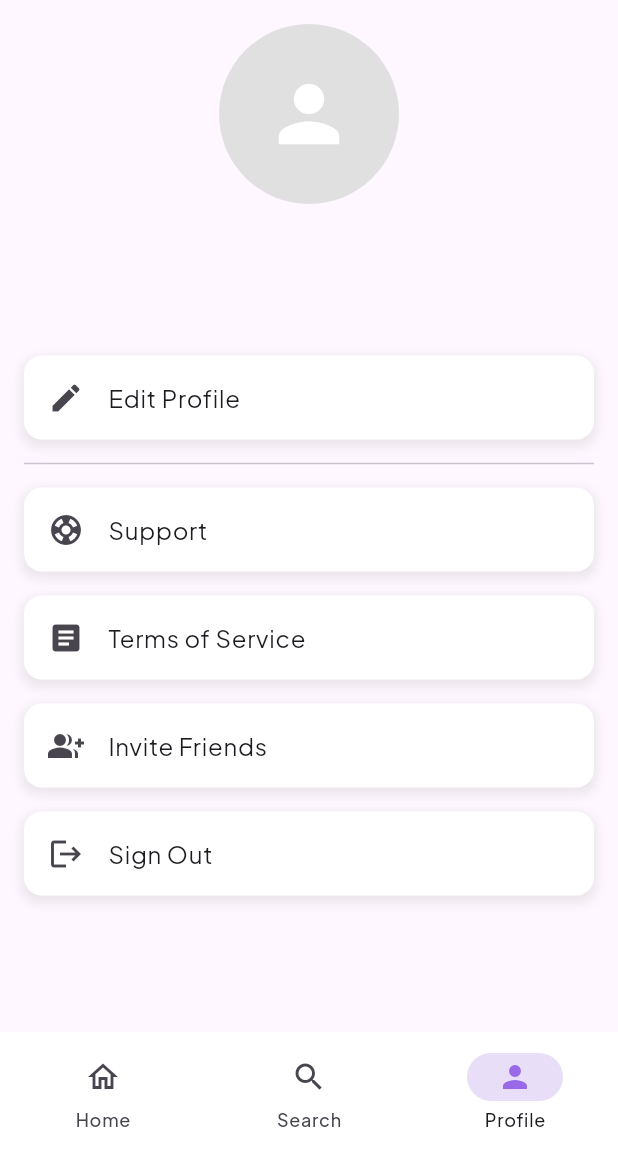
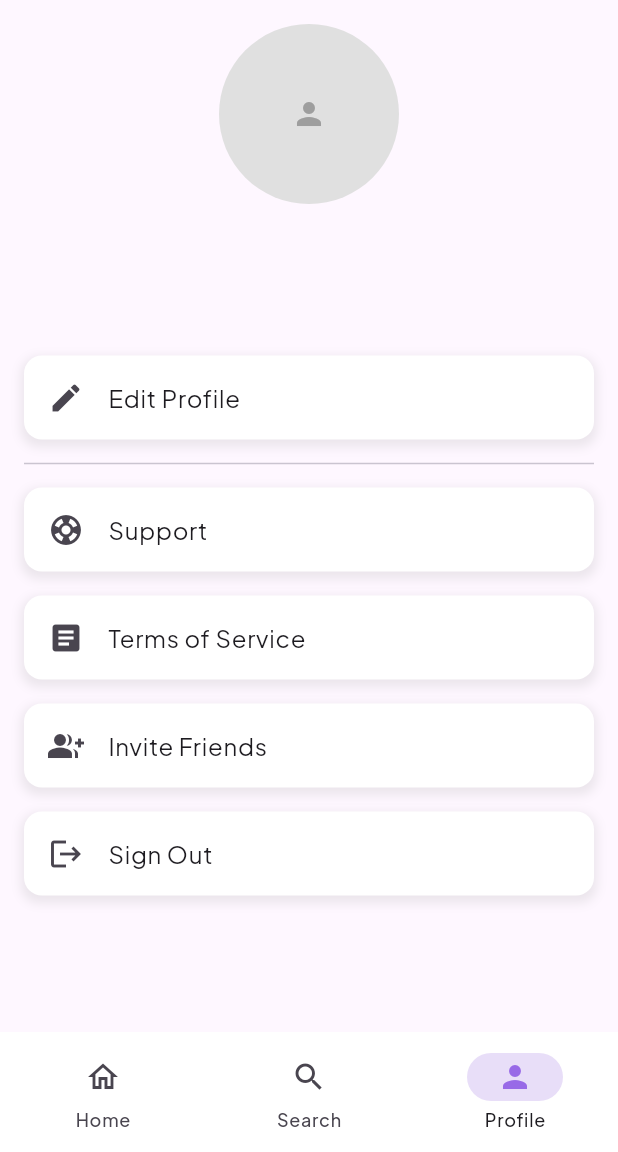
Before and after one commit to Rajvardhan-Desai/AlumniConnect, a Flutter app: the screen it shows once a user with an empty profile is signed in, item 3 of the bottom bar chosen, on a phone screen of 412 x 824 dp, the part 84-1236 px from its top. Run offline on Flutter 3.47's test engine with Material 3 defaults, Android fonts, the phone set to English and light mode, and no system bars; our stand-ins replace cached_network_image, firebase_auth, firebase_core, firebase_database, firebase_storage, flutter_blurhash and 4 more; missing offline and left inert: blurhash_dart; accounts and stored records are empty.

Commit message:
minor fix

```diff
--- a/lib/screens/home_screen.dart
+++ b/lib/screens/home_screen.dart
@@ -33,15 +33,15 @@ class HomeScreenState extends ConsumerState<HomeScreen> {
 
     WidgetsBinding.instance.addPostFrameCallback((_) {
       userNotifier.fetchUserData().catchError((error) {
-        _showErrorSnackbar(error.toString());
+        _showErrorSnackBar(error.toString());
       });
       birthdayNotifier.fetchUpcomingBirthdays().catchError((error) {
-        _showErrorSnackbar(error.toString());
+        _showErrorSnackBar(error.toString());
       });
     });
   }
 
-  void _showErrorSnackbar(String message) {
+  void _showErrorSnackBar(String message) {
     ScaffoldMessenger.of(context).showSnackBar(
       SnackBar(
         content: Text(message),
--- a/lib/screens/profile_page.dart
+++ b/lib/screens/profile_page.dart
@@ -2,14 +2,14 @@ import 'package:cached_network_image/cached_network_image.dart';
 import 'package:flutter/material.dart';
 import 'package:firebase_auth/firebase_auth.dart';
 import 'package:alumniconnect/screens/edit_profile_screen.dart';
-import 'package:flutter_blurhash/flutter_blurhash.dart';
+import 'package:alumniconnect/widgets/user_avatar.dart';
 
 class ProfilePage extends StatelessWidget {
   final String userName;
   final String userEmail;
   final String? userImageUrl;
   final String? blurHash;
-  final FirebaseAuth _auth = FirebaseAuth.instance;
+  final FirebaseAuth _auth;
 
   ProfilePage({
     super.key,
@@ -17,7 +17,7 @@ class ProfilePage extends StatelessWidget {
     required this.userEmail,
     this.userImageUrl,
     this.blurHash,
-  });
+  })  : _auth = FirebaseAuth.instance;
 
   @override
   Widget build(BuildContext context) {
@@ -26,9 +26,10 @@ class ProfilePage extends StatelessWidget {
         padding: const EdgeInsets.all(16.0),
         child: Column(
           children: [
-            ProfileImageWithLoading(
-              userImageUrl: userImageUrl,
+            UserAvatar(
+              imageUrl: userImageUrl,
               blurHash: blurHash,
+              radius: 60,
             ),
             const SizedBox(height: 10),
             Text(
@@ -50,17 +51,7 @@ class ProfilePage extends StatelessWidget {
             ProfileOption(
               icon: Icons.edit,
               text: 'Edit Profile',
-              onTap: () async {
-                final result = await Navigator.push(
-                  context,
-                  MaterialPageRoute(
-                      builder: (context) => const EditProfileScreen()),
-                );
-
-                if (result == true && userImageUrl != null) {
-                  await CachedNetworkImage.evictFromCache(userImageUrl!);
-                }
-              },
+              onTap: () => _navigateToEditProfile(context),
             ),
             const Divider(),
             ProfileOption(
@@ -87,14 +78,23 @@ class ProfilePage extends StatelessWidget {
             ProfileOption(
               icon: Icons.logout,
               text: 'Sign Out',
-              onTap: () {
-                _confirmSignOut(context);
-              },
+              onTap: () => _confirmSignOut(context),
             ),
           ],
         ),
       ),
     );
+  }
+
+  Future<void> _navigateToEditProfile(BuildContext context) async {
+    final result = await Navigator.push(
+      context,
+      MaterialPageRoute(builder: (context) => const EditProfileScreen()),
+    );
+
+    if (result == true && userImageUrl != null) {
+      await CachedNetworkImage.evictFromCache(userImageUrl!);
+    }
   }
 
   void _confirmSignOut(BuildContext context) {
@@ -114,9 +114,7 @@ class ProfilePage extends StatelessWidget {
             TextButton(
               onPressed: () {
                 Navigator.of(context).pop();
-                if (context.mounted) {
-                  _signOut(context);
-                }
+                _signOut(context);
               },
               child: const Text('Sign Out'),
             ),
@@ -126,11 +124,12 @@ class ProfilePage extends StatelessWidget {
     );
   }
 
-  void _signOut(BuildContext context) async {
+  Future<void> _signOut(BuildContext context) async {
     try {
       await _auth.signOut();
       if (context.mounted) {
-        Navigator.pushNamedAndRemoveUntil(context, 'SignInScreen', (route) => false);
+        Navigator.pushNamedAndRemoveUntil(
+            context, 'SignInScreen', (route) => false);
       }
     } catch (e) {
       if (context.mounted) {
@@ -141,51 +140,6 @@ class ProfilePage extends StatelessWidget {
         );
       }
     }
-  }
-}
-
-class ProfileImageWithLoading extends StatelessWidget {
-  final String? userImageUrl;
-  final String? blurHash;
-
-  const ProfileImageWithLoading({super.key, this.userImageUrl, this.blurHash});
-
-  @override
-  Widget build(BuildContext context) {
-    return CircleAvatar(
-      radius: 60,
-      backgroundColor: Colors.grey[300],
-      child: ClipOval(
-        child: userImageUrl != null
-            ? Stack(
-          children: [
-            BlurHash(
-              hash: blurHash ?? 'LKO2?U%2Tw=w]~RBVZRi};RPxuwH',
-              imageFit: BoxFit.cover,
-              decodingWidth: 120,
-              decodingHeight: 120,
-            ),
-            CachedNetworkImage(
-              imageUrl: userImageUrl!,
-              fit: BoxFit.cover,
-              width: 120,
-              height: 120,
-              placeholder: (context, url) => BlurHash(
-                hash: blurHash ?? 'LKO2?U%2Tw=w]~RBVZRi};RPxuwH',
-              ),
-              errorWidget: (context, url, error) => BlurHash(
-                hash: blurHash ?? 'LKO2?U%2Tw=w]~RBVZRi};RPxuwH',
-              ),
-            ),
-          ],
-        )
-            : const Icon(
-          Icons.person,
-          size: 60,
-          color: Colors.white,
-        ),
-      ),
-    );
   }
 }
 
--- a/lib/widgets/user_avatar.dart
+++ b/lib/widgets/user_avatar.dart
@@ -5,18 +5,20 @@ import 'package:flutter_blurhash/flutter_blurhash.dart';
 class UserAvatar extends StatelessWidget {
   final String? imageUrl;
   final String? blurHash;
+  final double radius; // Add the radius parameter
 
   const UserAvatar({
     super.key,
     this.imageUrl,
     this.blurHash,
+    this.radius = 25.0, // Default value for radius
   });
 
   @override
   Widget build(BuildContext context) {
     return CircleAvatar(
       key: ValueKey(imageUrl), // Use a unique key to force rebuild
-      radius: 30,
+      radius: radius, // Use the radius parameter
       backgroundColor: Colors.grey.shade300,
       child: ClipOval(
         child: imageUrl != null
@@ -25,15 +27,15 @@ class UserAvatar extends StatelessWidget {
             BlurHash(
               hash: blurHash ?? 'LKO2?U%2Tw=w]~RBVZRi};RPxuwH',
               imageFit: BoxFit.cover,
-              decodingWidth: 60,
-              decodingHeight: 60,
+              decodingWidth: 200,
+              decodingHeight: 200,
             ),
             CachedNetworkImage(
               key: ValueKey(imageUrl), // Ensure proper caching
               imageUrl: imageUrl!,
               fit: BoxFit.cover,
-              width: 60,
-              height: 60,
+              width: 2 * radius, // Use the radius parameter
+              height: 2 * radius, // Use the radius parameter
               placeholder: (context, url) => BlurHash(
                 hash: blurHash ?? 'LKO2?U%2Tw=w]~RBVZRi};RPxuwH',
               ),
--- a/lib/widgets/user_info_card.dart
+++ b/lib/widgets/user_info_card.dart
@@ -30,7 +30,7 @@ class UserInfoCard extends StatelessWidget {
         padding: const EdgeInsets.all(16.0),
         child: Row(
           children: [
-            UserAvatar(imageUrl: imageUrl, blurHash: blurHash),
+            UserAvatar(imageUrl: imageUrl, blurHash: blurHash,radius: 30.0),
             const SizedBox(width: 20),
             Expanded(
               child: Column(
```
Also changed, not shown: lib/screens/edit_profile_screen.dart (+6 -6 lines), lib/screens/search_page.dart (+5 -31 lines).
